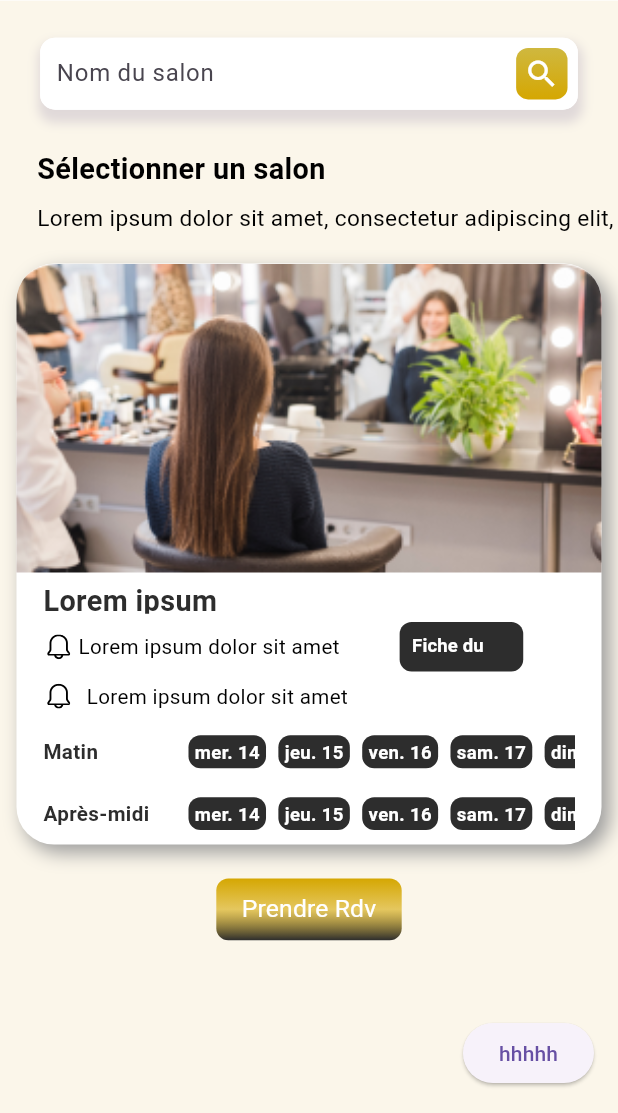
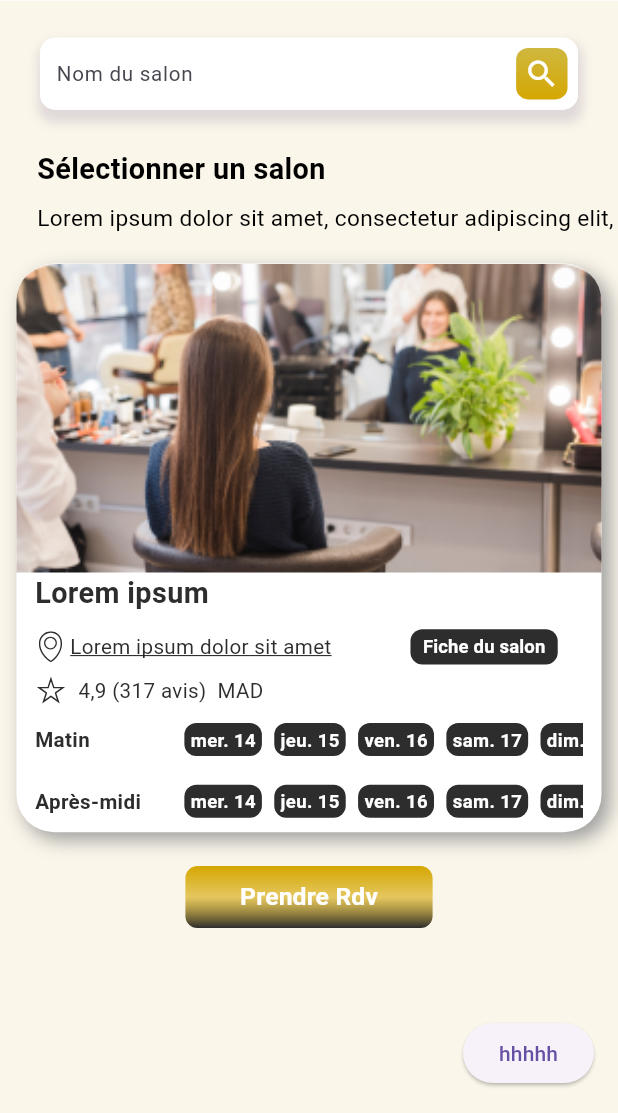
Before and after one commit to MajjaneAgence/shayplanner, a Flutter app: the screen it shows after launch, after a tap on "Je souhaite réserver un RDV", on a phone screen of 412 x 824 dp, the part 123-1236 px from its top. Run offline on Flutter 3.47's test engine with Material 3 defaults, Android fonts, the light colour scheme and no system bars; our stand-ins replace flutter_svg, get; Roboto replaces fonts that are missing (Montserrat-regular); statements that could not run were skipped; project files that could hold a hidden picture were left out.

```diff
--- a/lib/components/home/home_screen.dart
+++ b/lib/components/home/home_screen.dart
@@ -1,4 +1,5 @@
 import 'dart:math';
+import 'dart:ui';
 
 import 'package:shayplanner/components/home/home_controller.dart';
 import 'package:shayplanner/theme/theme_app_bar.dart';
@@ -139,9 +140,10 @@ class HomeScreen extends StatelessWidget {
           child: Column(
             crossAxisAlignment: CrossAxisAlignment.start,
             children: [
+              Stack(children: [
                 Container(
                   width: Get.width,
-                height: 70.0.hp,
+                  height: 75.0.hp,
                   decoration: BoxDecoration(
                     borderRadius: BorderRadius.only(
                         topLeft: Radius.circular(40),
@@ -150,27 +152,30 @@ class HomeScreen extends StatelessWidget {
                       image: AssetImage(
                           'assets/images/models.png'), // Replace 'assets/image.jpg' with your image path
                       fit: BoxFit.cover,
+                      alignment: Alignment.topCenter,
                     ),
                   ),
-                child: Opacity(
-                  opacity: 0.85,
-                  child: Container(
-                    margin: EdgeInsets.only(
-                        top: 35.0.hp,
+                ),
+                Positioned(
+                  top: 40.0.hp,
                   left: 7.0.wp,
                   right: 7.0.wp,
-                        bottom: 10.0.hp),
+                  bottom: 7.0.hp,
+                  child: ClipRRect(
+                    borderRadius:BorderRadius.circular(25) ,
+                    child: BackdropFilter(
+                      filter: ImageFilter.blur(sigmaX: 10.0, sigmaY: 10.0),
+                      child: Container(
+                        decoration: BoxDecoration(
+                        color: Colors.white.withOpacity(0.25),
+                            borderRadius: BorderRadius.circular(25)),
+                        child: Container(
                      padding: EdgeInsets.only(
                     left: 5.0.wp,
                     right: 5.0.wp,
                   ),
-                    height: 30.0.hp,
-                    width: 75.0.wp,
-                    decoration: BoxDecoration(
-                        //color: Colors.transparent,
-                        color: Colors.grey,
-                        borderRadius: BorderRadius.circular(25)),
-                    child: Column(
+                  child:
+                  Column(
                       mainAxisAlignment: MainAxisAlignment.center,
                       children: [
                         ThemeText(
@@ -178,7 +183,8 @@ class HomeScreen extends StatelessWidget {
                           thefontSize: 18.0.sp,
                           theColor: white,
                           theFontWeight: FontWeight.bold,
-                              theTextAlign: TextAlign.center,),
+                          theTextAlign: TextAlign.center,
+                        ),
                         SizedBox(height: 2.0.hp),
                         ThemeInput(
                           theLabelText: "Nom du Salon",
@@ -225,6 +231,11 @@ class HomeScreen extends StatelessWidget {
                  ),
                       ),
                     ),
+                  ),
+                ),
+              ]),
+              // ),
+
               ThemeText(
                 theText: "Catégorie",
                 theColor: black,
--- a/lib/components/introduction/introduction_screen.dart
+++ b/lib/components/introduction/introduction_screen.dart
@@ -11,11 +11,12 @@ class IntroductionScreen extends StatelessWidget {
 
   @override
   Widget build(BuildContext context) {
-    final IntroductionController introductionController = Get.put(IntroductionController());
+    final IntroductionController introductionController =
+        Get.put(IntroductionController());
 
     return Scaffold(
       backgroundColor: Colors.transparent,
-      body:  // Use Stack to position elements freely
+      body: // Use Stack to position elements freely
           Container(
         width: 100.0.wp,
         height: 100.0.hp,
@@ -32,19 +33,35 @@ class IntroductionScreen extends StatelessWidget {
         child: SingleChildScrollView(
           child: Column(
             children: [
-                SizedBox(height: 18.0.hp,),
-                Image.asset(
-                  'assets/images/logo.png', // Replace with your image path
-                  fit: BoxFit.cover, // Adjust image fit as needed (e.g., BoxFit.fill)
+              SizedBox(
+                height: 18.0.hp,
               ),
-                SizedBox(height: 15.0.hp,),
-                SizedBox(width: 80.0.wp,height: 7.0.hp,child:
-                  ElevatedButton(
-                    onPressed: () { introductionController.bookAppointement(); },
-                    child: Text('Je souhaite réserver un RDV',style: TextStyle(fontSize: 12.0.sp),),
+              SizedBox(
+                width: 40.0.wp,
+                height: 40.0.wp,
+                child: Image.asset(
+                  'assets/images/logo.png',
+                ),
+              ),
+              SizedBox(
+                height: 15.0.hp,
+              ),
+              SizedBox(
+                width: 80.0.wp,
+                height: 7.0.hp,
+                child: ElevatedButton(
+                  onPressed: () {
+                    introductionController.bookAppointement();
+                  },
+                  child: Text(
+                    'Je souhaite réserver un RDV',
+                    style: TextStyle(fontSize: 12.0.sp),
+                  ),
                   style: ElevatedButton.styleFrom(
-                      primary: Color.fromARGB(255, 255, 255, 255), // Adjust button color
-                      onPrimary: Color.fromARGB(255, 22, 20, 20), // Adjust text color
+                    primary: Color.fromARGB(
+                        255, 255, 255, 255), // Adjust button color
+                    onPrimary:
+                        Color.fromARGB(255, 22, 20, 20), // Adjust text color
                     shape: RoundedRectangleBorder(
                       borderRadius: BorderRadius.circular(8.0.sp),
                       side: BorderSide(
@@ -55,14 +72,25 @@ class IntroductionScreen extends StatelessWidget {
                   ),
                 ),
               ),
-                SizedBox(height: 4.0.hp,),
-                SizedBox(width: 80.0.wp,height: 7.0.hp,child:
-                  ElevatedButton(
-                    onPressed: () { introductionController.bookAppointement(); },
-                    child: Text('Ajouter mon établissement',style: TextStyle(fontSize: 12.0.sp),),
+              SizedBox(
+                height: 4.0.hp,
+              ),
+              SizedBox(
+                width: 80.0.wp,
+                height: 7.0.hp,
+                child: ElevatedButton(
+                  onPressed: () {
+                    introductionController.bookAppointement();
+                  },
+                  child: Text(
+                    'Ajouter mon établissement',
+                    style: TextStyle(fontSize: 12.0.sp),
+                  ),
                   style: ElevatedButton.styleFrom(
-                      primary: Color.fromARGB(255, 255, 255, 255), // Adjust button color
-                      onPrimary: Color.fromARGB(255, 22, 20, 20), // Adjust text color
+                    primary: Color.fromARGB(
+                        255, 255, 255, 255), // Adjust button color
+                    onPrimary:
+                        Color.fromARGB(255, 22, 20, 20), // Adjust text color
                     shape: RoundedRectangleBorder(
                       borderRadius: BorderRadius.circular(8.0.sp),
                       side: BorderSide(
@@ -73,26 +101,33 @@ class IntroductionScreen extends StatelessWidget {
                   ),
                 ),
               ),
-                SizedBox(height: 8.0.hp,),
               SizedBox(
-                  child: Text('Suivez nous', style: TextStyle(fontSize: 15.0.sp,fontWeight: FontWeight.w700)),
+                height: 8.0.hp,
               ),
-                SizedBox(height: 1.5.hp,),
               SizedBox(
-                  child: Row(
-                    mainAxisAlignment: MainAxisAlignment.center,
-                    children: [
+                child: Text('Suivez nous',
+                    style: TextStyle(
+                        fontSize: 15.0.sp, fontWeight: FontWeight.w700)),
+              ),
+              SizedBox(
+                height: 1.5.hp,
+              ),
+              SizedBox(
+                child:
+                    Row(mainAxisAlignment: MainAxisAlignment.center, children: [
                   // InkWell()
                   SvgPicture.asset("assets/icons/fb.svg"),
-                      SizedBox(width: 3.0.wp,),
+                  SizedBox(
+                    width: 3.0.wp,
+                  ),
                   SvgPicture.asset("assets/icons/ig.svg"),
-                      SizedBox(width: 3.0.wp,),
+                  SizedBox(
+                    width: 3.0.wp,
+                  ),
                   Image.asset("assets/icons/tiktok.png"),
-                    ]
-                  ),
+                ]),
               ),
             ],
-
           ),
         ),
       ),
--- a/lib/components/shops/shops_screen.dart
+++ b/lib/components/shops/shops_screen.dart
@@ -70,7 +70,7 @@ class ShopsScreen extends StatelessWidget {
               Center(
                 child: Container(
                   margin: EdgeInsets.only(top: 3.0.hp, bottom: 3.0.hp),
-                  height: 6.0.hp,
+                 height: 6.0.hp,
                   width: 87.0.wp,
                   decoration: BoxDecoration(
                     borderRadius: BorderRadius.circular(8.0.sp),
@@ -138,10 +138,10 @@ class ShopsScreen extends StatelessWidget {
                           ),
                         ),
                         Container(
-                          width: 92.0.wp,
+                          width: 97.0.wp,
                           height: 4.0.hp,
                           padding: EdgeInsets.symmetric(
-                              horizontal: 9.0.sp, vertical: 4.0.sp),
+                              horizontal: 9.0.sp),
                           child: ThemeText(
                             theText: "Lorem ipsum",
                             thefontSize: 14.0.sp,
@@ -150,7 +150,7 @@ class ShopsScreen extends StatelessWidget {
                           ),
                         ),
                         Container(
-                          width: 92.0.wp,
+                          width: 97.0.wp,
                           height: 4.0.hp,
                           padding: EdgeInsets.symmetric(horizontal: 9.0.sp),
                           child: Row(
@@ -158,28 +158,31 @@ class ShopsScreen extends StatelessWidget {
                             children: [
                               Container(
                                 width: 5.0.wp,
-                                height: 4.0.wp,
+                                height: 5.0.wp,
                                 margin: EdgeInsets.only(right: 2.0.sp),
                                 child:
-                                    SvgPicture.asset('assets/icons/bell.svg'),
+                                    SvgPicture.asset('assets/icons/localization.svg',
+                                    color: grey
+                                    ),
                               ),
-                              Container(
+                             Center(child: Container(
                                 width: 50.0.wp,
                                 margin: EdgeInsets.only(right: 6.0.sp),
                                 child: ThemeText(
                                   theText: "Lorem ipsum dolor sit amet",
                                   thefontSize: 10.0.sp,
-                                  theColor: black,
+                                  theColor: grey,
                                   theMaxOfLines: 1,
+                                  theTextDecoration: TextDecoration.underline,
                                 ),
-                              ),
+                              ),),
                               Container(
-                                width: 20.0.wp,
+                                width: 30.0.wp,
                                 child:
                               ThemeButton(
                                   theContent: Container(
                                     padding: EdgeInsets.symmetric(
-                                        horizontal: 6.0.sp, vertical: 5.0.sp),
+                                        horizontal: 6.0.sp, vertical: 2.0.sp),
                                     decoration: BoxDecoration(
                                       borderRadius: BorderRadius.circular(8.0),
                                       color: grey,
@@ -193,13 +196,13 @@ class ShopsScreen extends StatelessWidget {
                                   ),
                                   theAction: shopsController.goToSalonSheet,
                                   theLoadingStatus:
-                                      shopsController.isLoading.value))
+                                      shopsController.isLoading.value),),
                             ],
                           ),
                         ),
                         Container(
-                            width: 92.0.wp,
-                            height: 4.0.hp,
+                            width: 97.0.wp,
+                            height: 3.0.hp,
                             padding: EdgeInsets.symmetric(
                                 horizontal: 9.0.sp, vertical: 2.0.sp),
                             child: Row(
@@ -207,25 +210,26 @@ class ShopsScreen extends StatelessWidget {
                                 children: [
                                   Container(
                                     width: 5.0.wp,
-                                    height: 4.0.wp,
+                                    height: 6.0.wp,
                                     margin: EdgeInsets.only(right: 6.0.sp),
                                     child: SvgPicture.asset(
-                                        'assets/icons/bell.svg'),
+                                        'assets/icons/star.svg',
+                                        color:grey,
+                                       ),
                                   ),
                                   Container(
                                     width: 70.0.wp,
                                     margin: EdgeInsets.only(right: 6.0.sp),
                                     child: ThemeText(
-                                      theText: "Lorem ipsum dolor sit amet",
+                                      theText: "4,9 (317 avis)  MAD",
                                       thefontSize: 10.0.sp,
-                                      theColor: black,
+                                      theColor: grey,
                                       theMaxOfLines: 1,
                                     ),
                                   ),
                                 ])),
                         Container(
-                          width: 92.0.wp,
-                       //   height: 5.0.hp,
+                          width: 97.0.wp,
                           padding: EdgeInsets.symmetric(horizontal: 9.0.sp),
                           child: Column(
                             children: [
@@ -255,7 +259,7 @@ class ShopsScreen extends StatelessWidget {
                               ),
                               Obx(() => shopsController.isShowingWorkHours.value?
                                Container(
-                                width: 92.0.wp,
+                                width: 97.0.wp,
                                 height: 5.0.hp,
                                 child: Row(
                                   children: [
@@ -285,7 +289,7 @@ class ShopsScreen extends StatelessWidget {
                           ),
                         ),
                         Container(
-                          width: 92.0.wp,
+                          width: 97.0.wp,
                           height: 5.0.hp,
                           padding: EdgeInsets.symmetric(horizontal: 9.0.sp),
                           child: Row(
@@ -312,15 +316,15 @@ class ShopsScreen extends StatelessWidget {
                     SizedBox(height: 1.0.hp),
                     ThemeButton(
                         theContent: ThemeGradContainer(
-                          theWith: 30.0.wp,
+                          theWith: 40.0.wp,
                           theHeight: 5.0.hp,
                           theLinearGradient: greyYellowLinearGradient,
-                          theContent: Center(
-                              child: ThemeText(
+                          theContent:  ThemeText(
                                   theText: "Prendre Rdv",
                                   thefontSize: 12.0.sp,
-                                  theColor: white)),
-                        ),
+                                  theColor: white,
+                                  theFontWeight: FontWeight.bold),
+                                  ),
                         theAction: shopsController.book,
                         theLoadingStatus: shopsController.isLoading.value)
                   ]),
--- a/lib/components/splash/splash_screen.dart
+++ b/lib/components/splash/splash_screen.dart
@@ -1,6 +1,7 @@
 import 'package:flutter/material.dart';
 import 'package:get/get.dart';
 import 'package:shayplanner/components/splash/splash_controller.dart';
+import 'package:shayplanner/tools/extension.dart';
 
 class SplashScreen extends StatelessWidget{
    SplashScreen({super.key});
@@ -20,11 +21,14 @@ class SplashScreen extends StatelessWidget{
           ),
         ),
         child: Center(
+          child:SizedBox(
+           width: 40.0.wp,
+            height: 40.0.wp,
           child: Image.asset(
             'assets/images/logo.png',
-            // width: 200,
-            // height: 200,
+
           ),
+        ),
         ),
       ),
     );
--- a/lib/theme/theme_grad_container.dart
+++ b/lib/theme/theme_grad_container.dart
@@ -19,6 +19,7 @@ class ThemeGradContainer extends StatelessWidget {
   @override
   Widget build(BuildContext context) {
     return Container(
+      alignment: Alignment.center,
       height: theHeight,
       width: theWith,
       margin: EdgeInsets.all(theMargin ?? 0),
--- a/lib/theme/theme_input.dart
+++ b/lib/theme/theme_input.dart
@@ -2,6 +2,7 @@ import 'package:flutter/material.dart';
 import 'package:flutter_svg/flutter_svg.dart';
 import 'package:get/get.dart';
 import 'package:shayplanner/theme/theme_colors.dart';
+import 'package:shayplanner/tools/extension.dart';
 
 class ThemeInput extends StatelessWidget {
   String? theLabelText;
@@ -23,7 +24,9 @@ class ThemeInput extends StatelessWidget {
       : super(key: key);
   @override
   Widget build(BuildContext context) {
-    return TextFormField(
+    return SizedBox(
+      height: 5.0.hp,
+      child:TextFormField(
       controller: theTextEditingController,
       validator: (value) {
         var result = theValidation(value);
@@ -33,6 +36,10 @@ class ThemeInput extends StatelessWidget {
         labelText: theLabelText ?? '',
         hintText: theHintText,
         fillColor: white,
+        hintStyle: TextStyle(
+          fontSize: 10.0.sp
+        ),
+        labelStyle: TextStyle(fontSize: 10.0.sp),
        floatingLabelBehavior: theFloatingLabelBehaviour ??  FloatingLabelBehavior.auto ,
         contentPadding: EdgeInsets.all(theContentPadding),
         border: OutlineInputBorder(
@@ -53,6 +60,6 @@ class ThemeInput extends StatelessWidget {
           ),
         ),
       ),
-    );
+    ),);
   }
 }
--- a/lib/theme/theme_text.dart
+++ b/lib/theme/theme_text.dart
@@ -8,6 +8,7 @@ class ThemeText extends StatelessWidget {
   FontWeight? theFontWeight;
   int? theMaxOfLines;
   TextAlign? theTextAlign;
+  TextDecoration? theTextDecoration;
   ThemeText({
     Key? key,
     required this.theText,
@@ -15,7 +16,8 @@ class ThemeText extends StatelessWidget {
     required this.theColor,
    this.theFontWeight,
    this.theMaxOfLines,
-   this.theTextAlign
+   this.theTextAlign,
+   this.theTextDecoration
   }) : super(key: key);
   @override
   Widget build(BuildContext context) {
@@ -24,11 +26,13 @@ class ThemeText extends StatelessWidget {
       overflow: TextOverflow.ellipsis,
       textAlign: theTextAlign ?? TextAlign.start,
       maxLines: theMaxOfLines ?? 2,
+
       style: TextStyle(
         color: theColor,
         fontSize: thefontSize,
         fontFamily: "Montserrat-regular",
         fontWeight: theFontWeight ?? FontWeight.normal,
+        decoration: theTextDecoration ?? TextDecoration.none,
       ),
     );
   }
```
Also changed, not shown: assets/icons/localization.svg, assets/icons/star.svg (added). Lines whose indentation alone changed are shown as unchanged.
